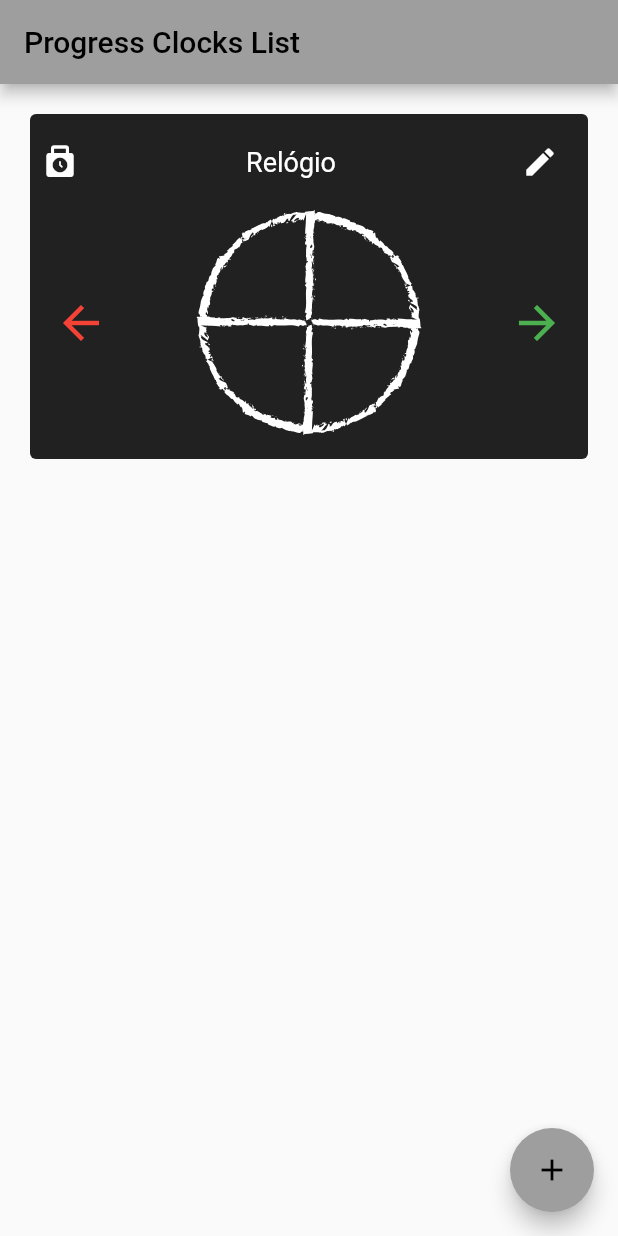
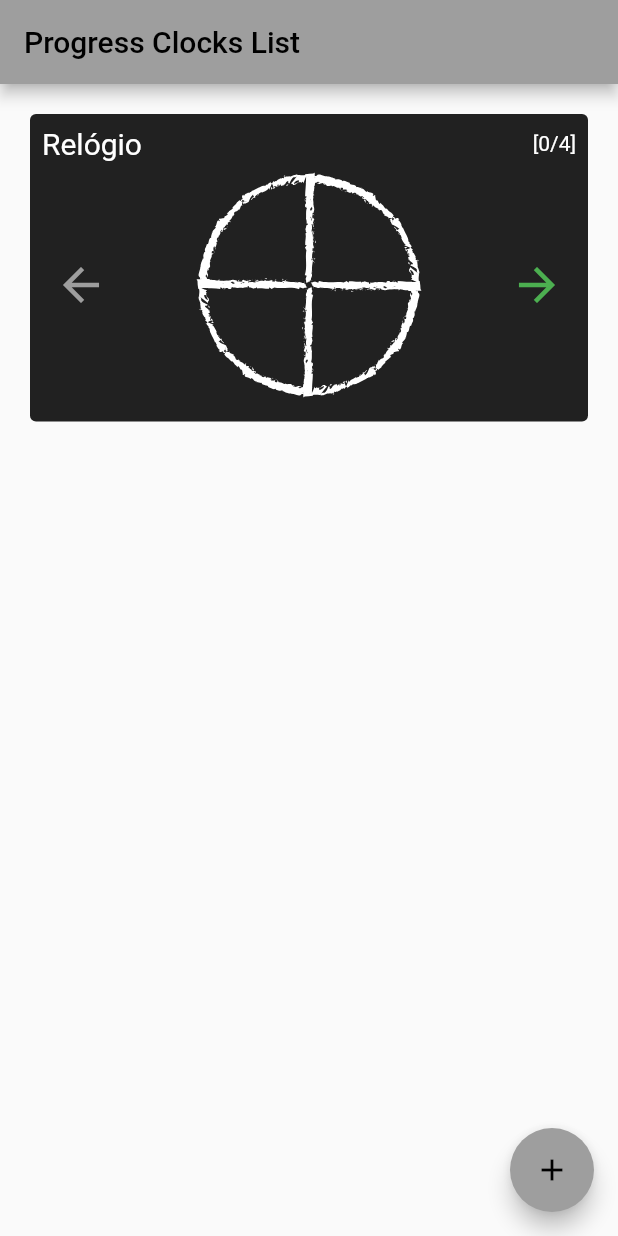
Before and after one commit to defreitasabner/progress_clocks_fitd_flutter, a Flutter app: the screen it shows after launch, after a tap on the "arrow back" icon, on a phone screen of 412 x 824 dp. Run offline on Flutter 3.47's test engine with Material 2 defaults, Android fonts, the light colour scheme and no system bars; our stand-ins replace flutter_svg.

Commit message:
Implemented reactive ProgressClock increase and decrease.

```diff
--- a/lib/screens/components/progress_clock_card.dart
+++ b/lib/screens/components/progress_clock_card.dart
@@ -35,24 +35,18 @@ class _ProgressClockCardState extends State<ProgressClockCard> {
                 mainAxisAlignment: MainAxisAlignment.spaceBetween,
                 crossAxisAlignment: CrossAxisAlignment.center,
                 children: [
-                  const Icon(
-                    Icons.punch_clock_rounded,
-                    color: Colors.white
-                  ),
                   Text(
                     widget.progressClock.name,
                     style: const TextStyle(
                       color: Colors.white,
-                      fontSize: 18
+                      fontSize: 20
                     ),
                   ),
-                  IconButton(
-                    onPressed: () {},
-                    icon: const Icon(
-                      Icons.edit,
-                      color: Colors.white,
+                  Text(
+                    '[${widget.progressClock.currentProgressLevel}/${widget.progressClock.maxProgressLevel}]',
+                    style: const TextStyle(
+                      color: Colors.white
                     ),
-                    iconSize: 24,
                   )
                 ],
               ),
@@ -63,11 +57,13 @@ class _ProgressClockCardState extends State<ProgressClockCard> {
                   IconButton(
                     // Decrease currentProgressLevel using ProgressClock method
                     onPressed: () {
-                      widget.progressClock.decreaseCurrentProgressLevel();
+                      setState(() {
+                        widget.progressClock.decreaseCurrentProgressLevel();
+                      });
                     },
-                    icon: const Icon(
+                    icon: Icon(
                       Icons.arrow_back,
-                      color: Colors.red,
+                      color: widget.progressClock.currentProgressLevel > 0? Colors.red : Colors.grey,
                     ),
                     iconSize: 36,
                   ),
@@ -86,11 +82,13 @@ class _ProgressClockCardState extends State<ProgressClockCard> {
                   IconButton(
                     // Increase currentProgressLevel using ProgressClock method
                     onPressed: () {
-                      widget.progressClock.increaseCurrentProgressLevel();
+                      setState(() {
+                        widget.progressClock.increaseCurrentProgressLevel();
+                      });
                     },
-                    icon: const Icon(
+                    icon: Icon(
                       Icons.arrow_forward,
-                      color: Colors.green
+                      color: widget.progressClock.currentProgressLevel < widget.progressClock.maxProgressLevel? Colors.green : Colors.grey,
                     ),
                     iconSize: 36,
                   ),
```
